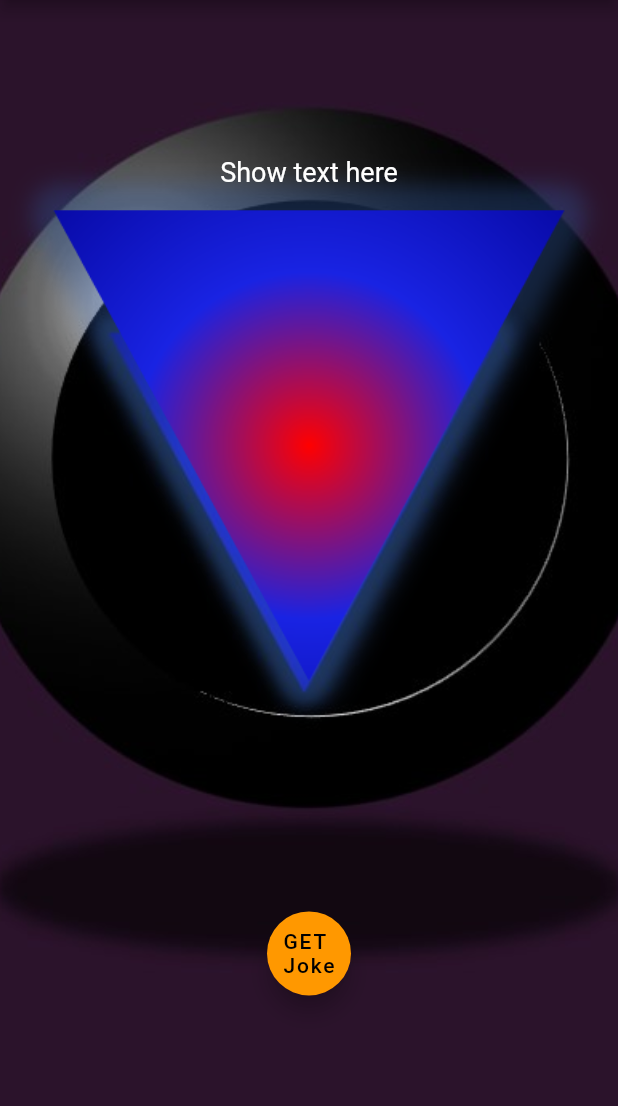
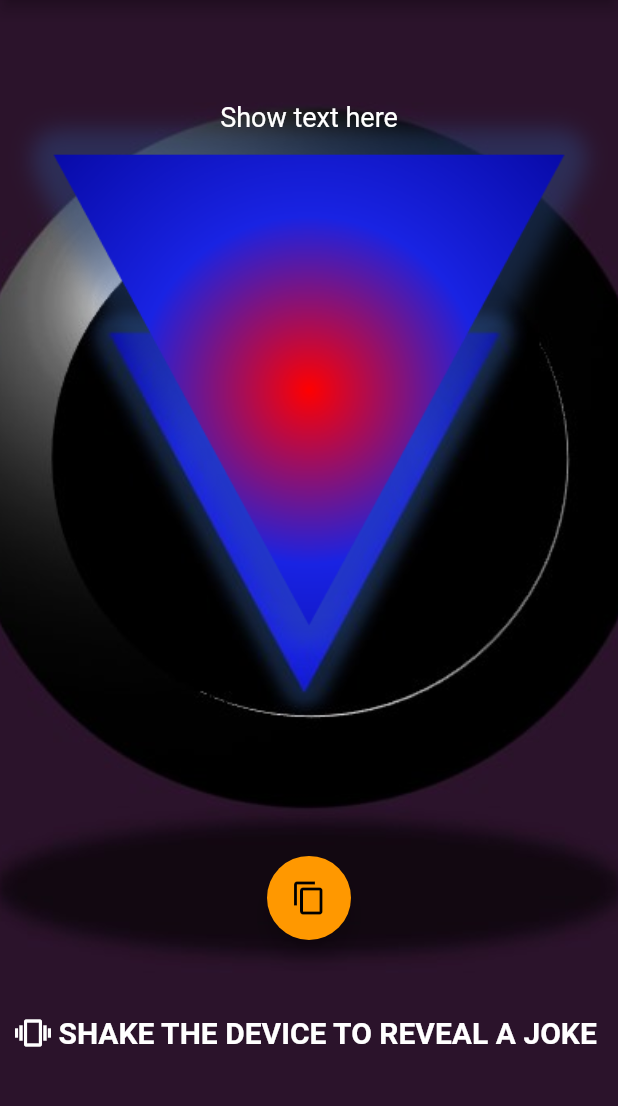
Before and after one commit to AryanKhubchandani/MagicDadJokesBall, a Flutter app: the screen it shows after launch, on a phone screen of 412 x 824 dp, the part 84-1190 px from its top. Run offline on Flutter 3.47's test engine with Material 2 defaults, Android fonts, the phone set to English and light mode, and no system bars; our stand-ins replace dio, vibration; missing offline and left inert: shake.

Commit message:
add clipboard button and vibration

```diff
--- a/lib/main.dart
+++ b/lib/main.dart
@@ -1,6 +1,8 @@
 import 'package:flutter/material.dart';
+import 'package:flutter/services.dart';
 
 import 'package:shake/shake.dart';
+import 'package:vibration/vibration.dart';
 import './service.dart';
 
 void main() {
@@ -66,6 +68,8 @@
     super.initState();
     ShakeDetector detector = ShakeDetector.autoStart(onPhoneShake: () {
       print("SHAKE SHAKE");
+      //VIBRATION
+      Vibration.vibrate();
       _service.getJoke().then((val) => setState(() {
             _joke = val;
           }));
@@ -154,12 +158,32 @@
                     ),
                   ),
                   FloatingActionButton(
-                    onPressed: () async {
-                      _joke = await _service.getJoke();
-                      setState(() {});
+                    onPressed: () {
+                      Clipboard.setData(ClipboardData(text: _joke));
                     },
-                    child: Text("GET\nJoke"),
+                    child: Icon(Icons.copy),
+                    tooltip: 'Copy to Clipboard',
                   ),
+                  Padding(
+                    padding: const EdgeInsets.fromLTRB(10, 50, 10, 0),
+                    child: Row(
+                      children: [
+                        Icon(
+                          Icons.vibration,
+                          color: Colors.white,
+                        ),
+                        Text(
+                          " SHAKE THE DEVICE TO REVEAL A JOKE",
+                          textAlign: TextAlign.center,
+                          style: TextStyle(
+                            fontWeight: FontWeight.bold,
+                            color: Colors.white,
+                            fontSize: 20,
+                          ),
+                        ),
+                      ],
+                    ),
+                  )
                 ],
               ),
             ),
--- a/pubspec.yaml
+++ b/pubspec.yaml
@@ -31,6 +31,7 @@
   dio: ^4.0.0
   http: ^0.13.3
   shake: ^1.0.0
+  vibration: ^1.7.3
 
 dev_dependencies:
   flutter_test:
```
Also changed, not shown: pubspec.lock, 1 other file.
